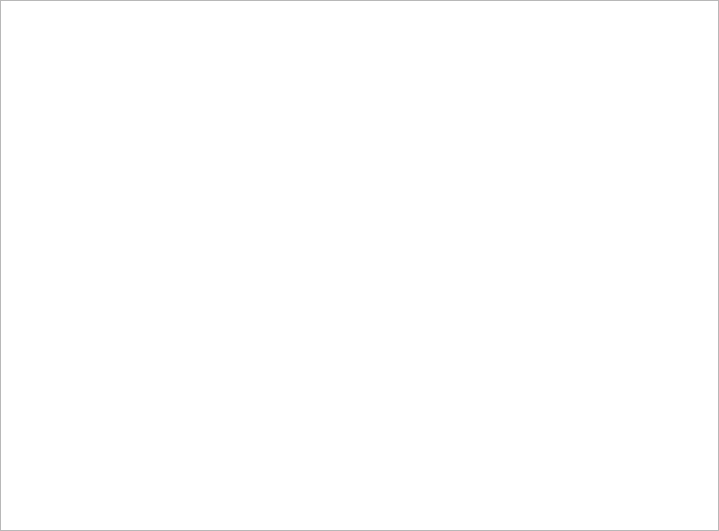
The window that tree/widget/treewidgetp.ui (ytxerp/ytx-client) describes before a commit, drawn with Qt 5.
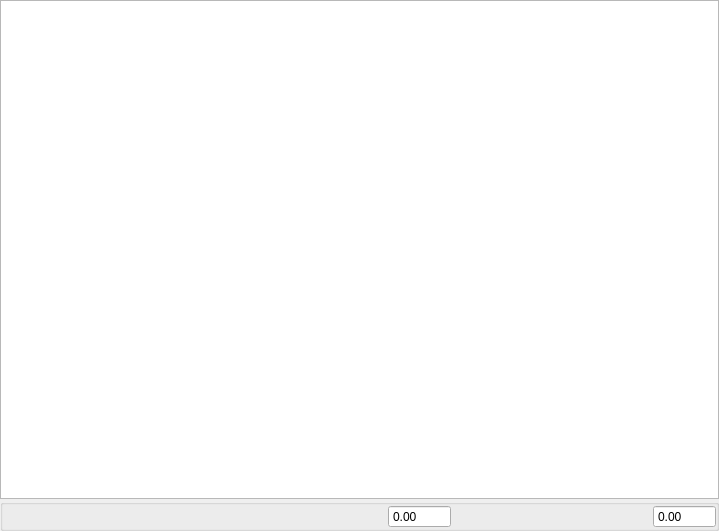
The same window after the commit.

Patch:
```diff
--- a/tree/widget/treewidgetp.ui
+++ b/tree/widget/treewidgetp.ui
@@ -30,7 +30,103 @@
     <number>0</number>
    </property>
    <item>
-    <widget class="QTreeView" name="treeViewP"/>
+    <widget class="QTreeView" name="treeView"/>
+   </item>
+   <item>
+    <widget class="QGroupBox" name="treeGroup">
+     <layout class="QHBoxLayout" name="horizontalLayout" stretch="5,1,1,2,1,1">
+      <property name="leftMargin">
+       <number>0</number>
+      </property>
+      <property name="topMargin">
+       <number>0</number>
+      </property>
+      <property name="rightMargin">
+       <number>0</number>
+      </property>
+      <property name="bottomMargin">
+       <number>0</number>
+      </property>
+      <item>
+       <spacer name="horizontalSpacer">
+        <property name="orientation">
+         <enum>Qt::Orientation::Horizontal</enum>
+        </property>
+        <property name="sizeHint" stdset="0">
+         <size>
+          <width>40</width>
+          <height>20</height>
+         </size>
+        </property>
+       </spacer>
+      </item>
+      <item>
+       <widget class="QLabel" name="label_static_">
+        <property name="text">
+         <string/>
+        </property>
+        <property name="alignment">
+         <set>Qt::AlignmentFlag::AlignCenter</set>
+        </property>
+       </widget>
+      </item>
+      <item>
+       <widget class="QDoubleSpinBox" name="dspin_box_static_">
+        <property name="focusPolicy">
+         <enum>Qt::FocusPolicy::NoFocus</enum>
+        </property>
+        <property name="readOnly">
+         <bool>true</bool>
+        </property>
+        <property name="buttonSymbols">
+         <enum>QAbstractSpinBox::ButtonSymbols::NoButtons</enum>
+        </property>
+        <property name="showGroupSeparator" stdset="0">
+         <bool>true</bool>
+        </property>
+       </widget>
+      </item>
+      <item>
+       <spacer name="horizontalSpacer_2">
+        <property name="orientation">
+         <enum>Qt::Orientation::Horizontal</enum>
+        </property>
+        <property name="sizeHint" stdset="0">
+         <size>
+          <width>40</width>
+          <height>20</height>
+         </size>
+        </property>
+       </spacer>
+      </item>
+      <item>
+       <widget class="QLabel" name="label_dynamic_">
+        <property name="text">
+         <string/>
+        </property>
+        <property name="alignment">
+         <set>Qt::AlignmentFlag::AlignCenter</set>
+        </property>
+       </widget>
+      </item>
+      <item>
+       <widget class="QDoubleSpinBox" name="dspin_box_dynamic_">
+        <property name="focusPolicy">
+         <enum>Qt::FocusPolicy::NoFocus</enum>
+        </property>
+        <property name="readOnly">
+         <bool>true</bool>
+        </property>
+        <property name="buttonSymbols">
+         <enum>QAbstractSpinBox::ButtonSymbols::NoButtons</enum>
+        </property>
+        <property name="showGroupSeparator" stdset="0">
+         <bool>true</bool>
+        </property>
+       </widget>
+      </item>
+     </layout>
+    </widget>
    </item>
   </layout>
  </widget>
```
